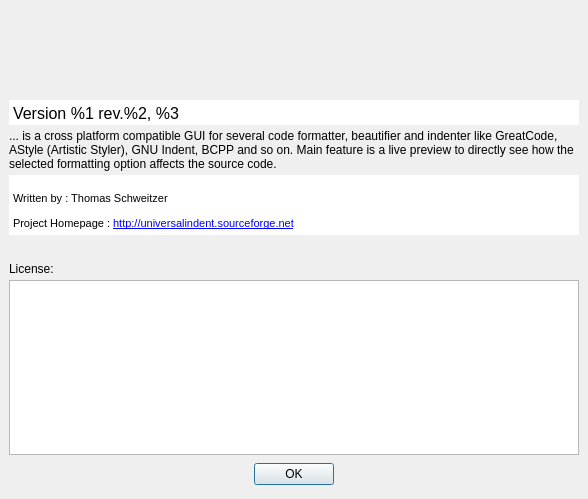
First picture: the form in src/aboutdialog.ui, repository danblakemore/universal-indent-gui, before the edit.
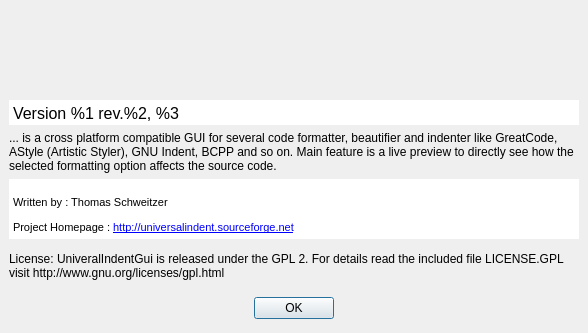
Second picture: the form after the edit. Icons and pictures are not drawn.

Commit message: Modified the about dialog

Diff of the .ui file:
```diff
--- a/src/aboutdialog.ui
+++ b/src/aboutdialog.ui
@@ -6,13 +6,13 @@
     <x>0</x>
     <y>0</y>
     <width>588</width>
-    <height>499</height>
+    <height>333</height>
    </rect>
   </property>
   <property name="sizePolicy" >
    <sizepolicy>
     <hsizetype>0</hsizetype>
-    <vsizetype>1</vsizetype>
+    <vsizetype>5</vsizetype>
     <horstretch>0</horstretch>
     <verstretch>0</verstretch>
    </sizepolicy>
@@ -20,13 +20,13 @@
   <property name="minimumSize" >
    <size>
     <width>588</width>
-    <height>499</height>
+    <height>333</height>
    </size>
   </property>
   <property name="maximumSize" >
    <size>
-    <width>588</width>
-    <height>16777215</height>
+    <width>16777215</width>
+    <height>333</height>
    </size>
   </property>
   <property name="windowTitle" >
@@ -153,45 +153,14 @@
      </property>
     </widget>
    </item>
-   <item>
-    <spacer>
-     <property name="orientation" >
-      <enum>Qt::Vertical</enum>
-     </property>
-     <property name="sizeHint" >
-      <size>
-       <width>20</width>
-       <height>40</height>
-      </size>
-     </property>
-    </spacer>
-   </item>
    <item>
     <widget class="QLabel" name="label_2" >
      <property name="text" >
-      <string>License:</string>
+      <string>License: UniveralIndentGui is released under the GPL 2. For details read the included file LICENSE.GPL visit http://www.gnu.org/licenses/gpl.html</string>
      </property>
-    </widget>
-   </item>
-   <item>
-    <widget class="QTextEdit" name="textEdit" >
-     <property name="sizePolicy" >
-      <sizepolicy>
-       <hsizetype>7</hsizetype>
-       <vsizetype>7</vsizetype>
-       <horstretch>0</horstretch>
-       <verstretch>0</verstretch>
-      </sizepolicy>
-     </property>
-     <property name="readOnly" >
+     <property name="wordWrap" >
       <bool>true</bool>
      </property>
-     <property name="html" >
-      <string>&lt;html>&lt;head>&lt;meta name="qrichtext" content="1" />&lt;style type="text/css">
-p, li { white-space: pre-wrap; }
-&lt;/style>&lt;/head>&lt;body style=" font-family:'MS Shell Dlg 2'; font-size:8.25pt; font-weight:400; font-style:normal; text-decoration:none;">
-&lt;p style="-qt-paragraph-type:empty; margin-top:0px; margin-bottom:0px; margin-left:0px; margin-right:0px; -qt-block-indent:0; text-indent:0px; font-family:'Courier New'; font-size:8pt;">&lt;/p>&lt;/body>&lt;/html></string>
-     </property>
     </widget>
    </item>
    <item>
```
The commit also changes 1 other file.
